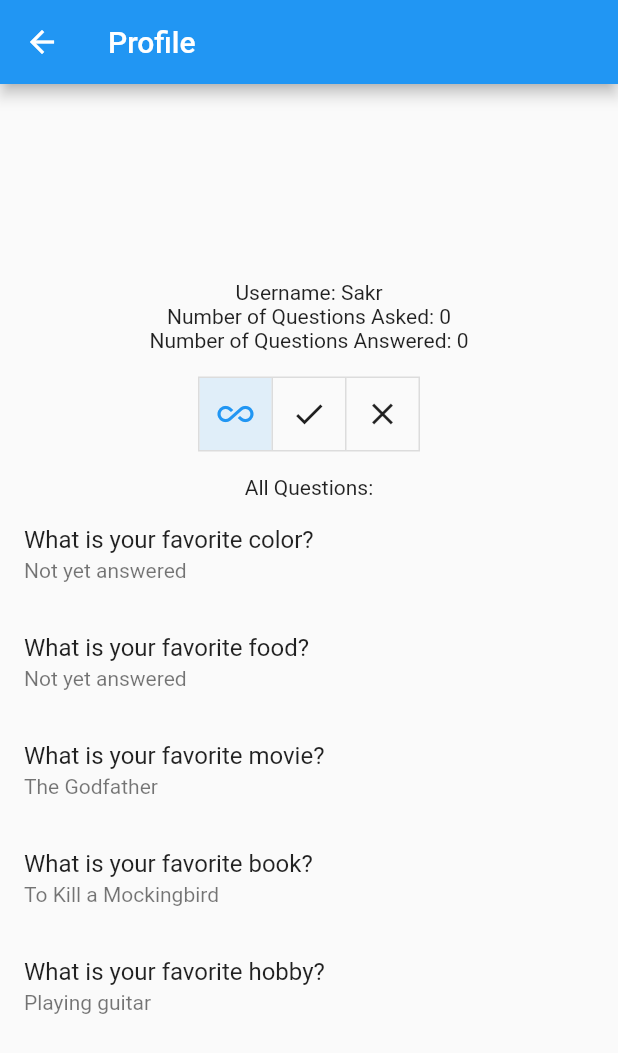
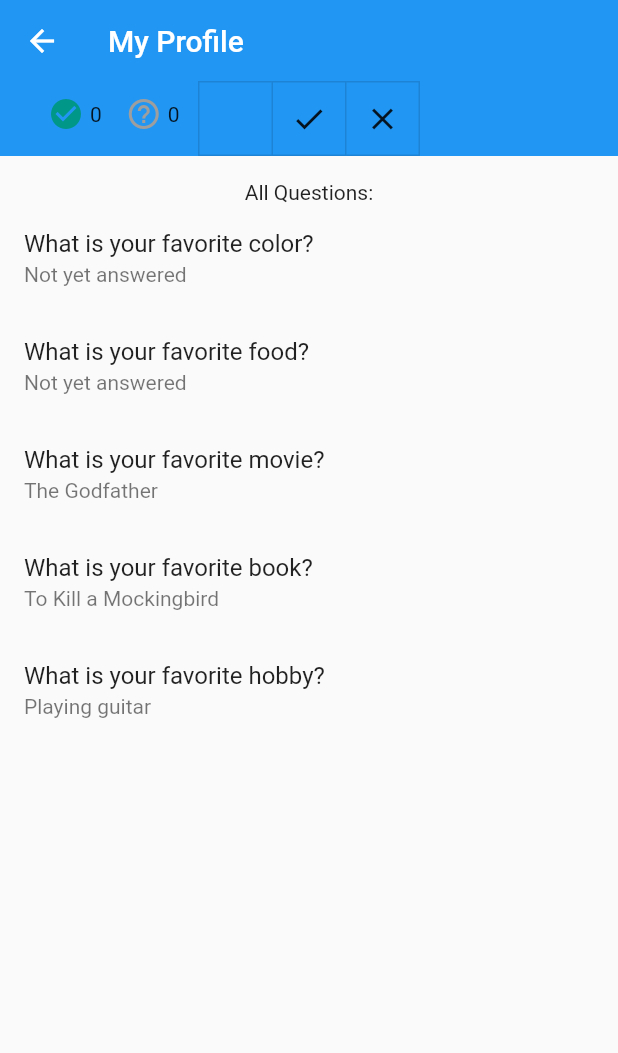
Before and after one commit to Ahmed-Mohmed-Sakr/ASK.FM, a Flutter app: the ProfileScreen screen opened by its route, on a phone screen of 412 x 824 dp. Shown: the top 1053 px of the screen. Run offline on Flutter 3.47's test engine with Material 2 defaults, Android fonts, the phone set to English and light mode, and no system bars; our stand-ins replace shared_preferences; accounts and stored records are empty.

Commit message:
make some edits to my profile screen page

```diff
--- a/lib/screens/MyProfile/Profile.dart
+++ b/lib/screens/MyProfile/Profile.dart
@@ -88,20 +88,46 @@ class _ProfileScreenState extends State<ProfileScreen> {
   @override
   Widget build(BuildContext context) {
     return Scaffold(
-      appBar: AppBar(
-        title: Text('Profile'),
+      body: CustomScrollView(
+        slivers: <Widget>[
+          SliverAppBar(
+            title: Text('My Profile'),
+            pinned: true,
+            flexibleSpace: Container(
+              // color: Colors.grey[200],
+              padding: EdgeInsets.all(16.0),
+              child: Column(
+                crossAxisAlignment: CrossAxisAlignment.start,
+                mainAxisAlignment: MainAxisAlignment.end,
+                children: [
+                  // Text('Username: $_username', style: TextStyle(fontSize: 18.0, fontWeight: FontWeight.bold)),
+                  SizedBox(height: 8.0),
+                  Row(
+                    children: [
+                      SizedBox(width: 16.0),
+                      Row(
+                        children: [
+                          Icon(Icons.check_circle, color: Colors.teal),
+                          SizedBox(width: 4.0),
+                          Text('$_numQuestionsAnswered'),
+                        ],
                       ),
-      body: Center(
-        child: Column(
-          mainAxisAlignment: MainAxisAlignment.center,
-          children: <Widget>[
-            if (_username != "") Text('Username: $_username'),
-            if (_numQuestionsAsked != "")
-              Text('Number of Questions Asked: $_numQuestionsAsked'),
-            if (_numQuestionsAnswered != "")
-              Text('Number of Questions Answered: $_numQuestionsAnswered'),
-            SizedBox(height: 16.0),
-            ToggleButtons(
+                      SizedBox(width: 16.0),
+                      Row(
+                        children: [
+                          Icon(Icons.help_outline, color: Colors.grey),
+                          SizedBox(width: 4.0),
+                          Text('${_numQuestionsAsked - _numQuestionsAnswered}'),
+                        ],
+                      ),
+                    ],
+                  ),
+                ],
+              ),
+            ),
+            bottom: PreferredSize(
+              preferredSize: Size.fromHeight(48.0),
+              child: ToggleButtons(
                 children: <Widget>[
                   Icon(Icons.all_inclusive),
                   Icon(Icons.check),
@@ -110,13 +136,18 @@ class _ProfileScreenState extends State<ProfileScreen> {
                 isSelected: _getFilterSelections(),
                 onPressed: _handleFilterButtonPress,
               ),
-            SizedBox(height: 16.0),
+            ),
+          ),
+          SliverList(
+            delegate: SliverChildListDelegate([
               if (_getQuestionsToShow().isNotEmpty)
                 Column(
                   children: [
+                    SizedBox(height: 16.0),
                     Text(_getQuestionsTitle()),
                     ListView.builder(
                       shrinkWrap: true,
+                      physics: NeverScrollableScrollPhysics(),
                       itemCount: _getQuestionsToShow().length,
                       itemBuilder: (context, index) {
                         final question = _getQuestionsToShow()[index];
@@ -142,8 +173,9 @@ class _ProfileScreenState extends State<ProfileScreen> {
                     ),
                   ],
                 ),
+            ]),
+          ),
         ],
-        ),
       ),
     );
   }
```
Lines whose indentation alone changed are shown as unchanged.
